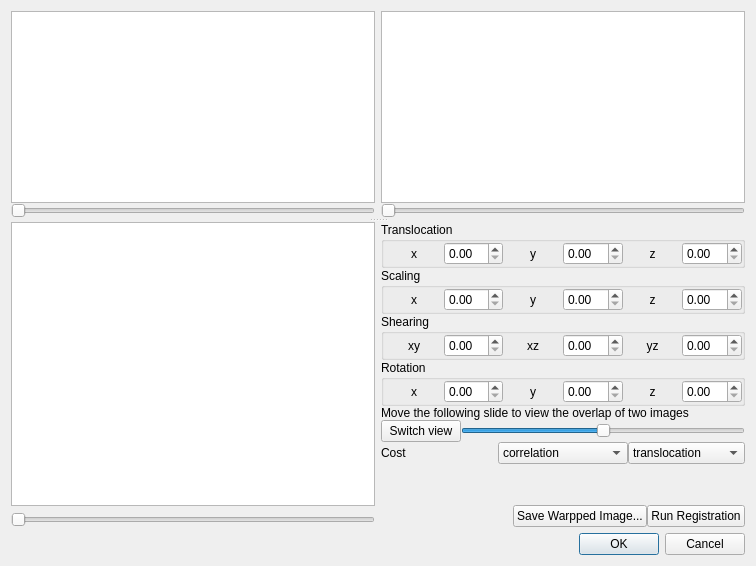
The window that manual_alignment.ui (frankyeh/DSI-Studio) describes before a commit, drawn with Qt 5.
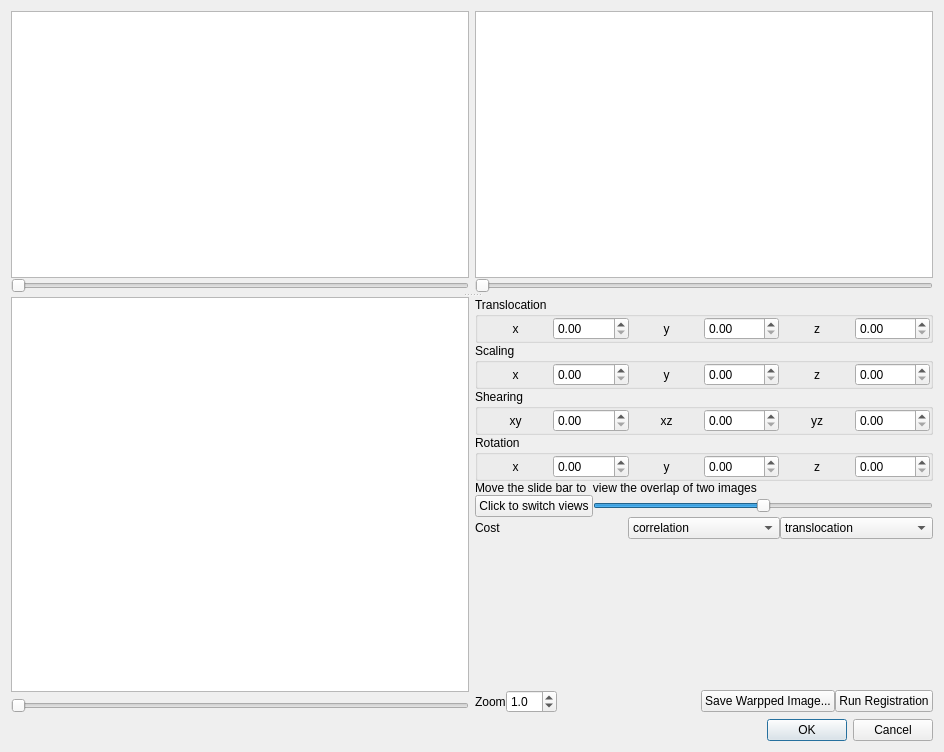
The same window after the commit. Icons and pictures are not drawn.

```diff
--- a/manual_alignment.ui
+++ b/manual_alignment.ui
@@ -6,8 +6,8 @@
    <rect>
     <x>0</x>
     <y>0</y>
-    <width>756</width>
-    <height>566</height>
+    <width>944</width>
+    <height>752</height>
    </rect>
   </property>
   <property name="windowTitle">
@@ -447,7 +447,7 @@
             <item>
              <widget class="QLabel" name="label_13">
               <property name="text">
-               <string>Move the following slide to view the overlap of two images</string>
+               <string>Move the slide bar to  view the overlap of two images</string>
               </property>
              </widget>
             </item>
@@ -459,7 +459,7 @@
               <item>
                <widget class="QPushButton" name="switch_view">
                 <property name="text">
-                 <string>Switch view</string>
+                 <string>Click to switch views</string>
                 </property>
                </widget>
               </item>
@@ -552,6 +552,32 @@
               <property name="topMargin">
                <number>0</number>
               </property>
+              <item>
+               <widget class="QLabel" name="label_15">
+                <property name="text">
+                 <string>Zoom</string>
+                </property>
+               </widget>
+              </item>
+              <item>
+               <widget class="QDoubleSpinBox" name="zoom">
+                <property name="decimals">
+                 <number>1</number>
+                </property>
+                <property name="minimum">
+                 <double>0.100000000000000</double>
+                </property>
+                <property name="maximum">
+                 <double>10.000000000000000</double>
+                </property>
+                <property name="singleStep">
+                 <double>0.200000000000000</double>
+                </property>
+                <property name="value">
+                 <double>1.000000000000000</double>
+                </property>
+               </widget>
+              </item>
               <item>
                <spacer name="horizontalSpacer_2">
                 <property name="orientation">
```
